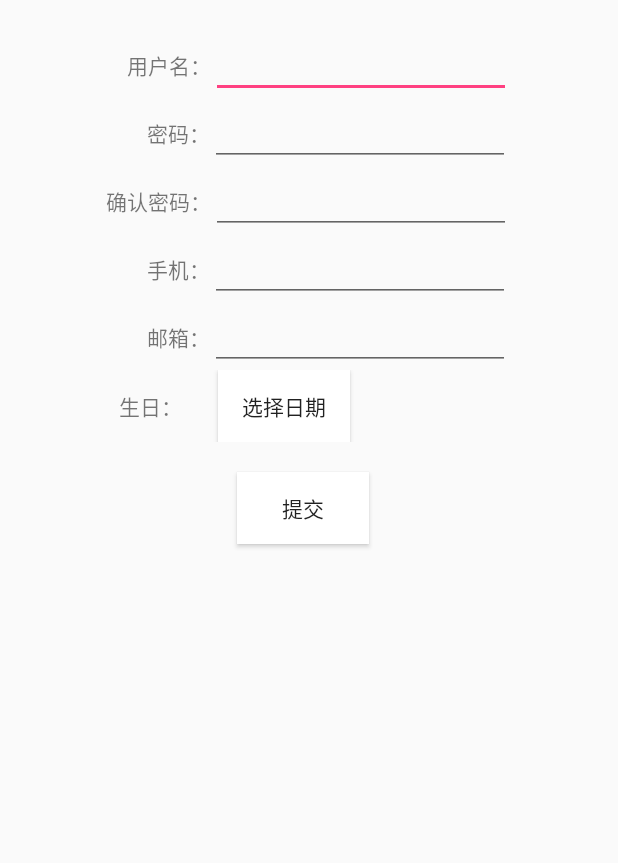
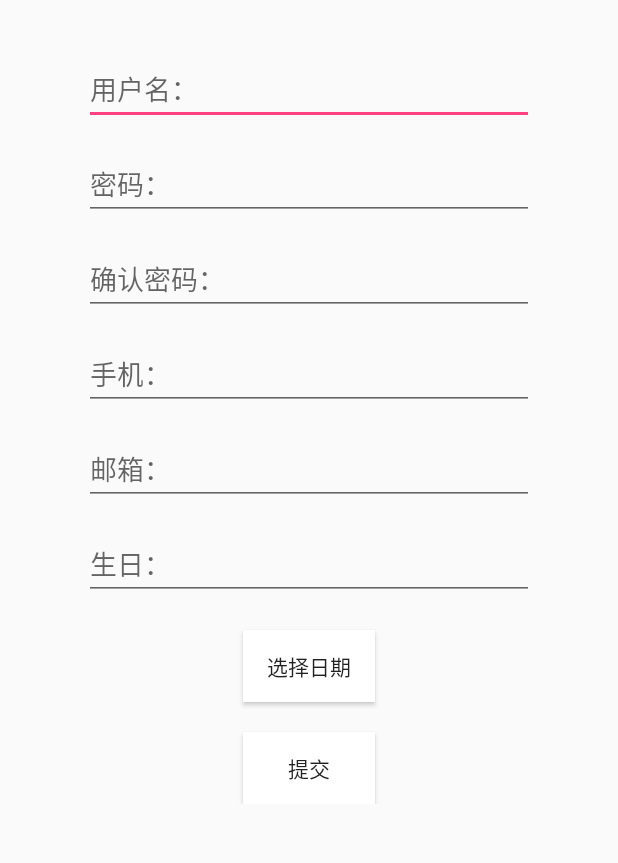
Before and after one commit to Galaxy9572/iFitDiet, an Android app: the RegisterActivity screen opened directly, with no data from a screen before it, on a phone screen of 412 x 824 dp, the part 228-1091 px from its top. Run offline under Robolectric (Android 15) with nearby library versions, the phone set to English and light mode, and no system bars.

Commit message:
2016/09/01：第三次提交，修改登录和注册界面，廖俊瑶

```diff
--- a/app/src/main/AndroidManifest.xml
+++ b/app/src/main/AndroidManifest.xml
@@ -13,6 +13,11 @@
     <uses-feature
         android:name="android.hardware.bluetooth_le"
         android:required="true" />
+
+    <!-- To auto-complete the email text field in the login form with the user's emails -->
+    <uses-permission android:name="android.permission.GET_ACCOUNTS" />
+    <uses-permission android:name="android.permission.READ_PROFILE" />
+    <uses-permission android:name="android.permission.READ_CONTACTS" />
 
     <application
         android:allowBackup="true"
--- a/app/src/main/java/com/orange/ifitdiet/RegisterActivity.java
+++ b/app/src/main/java/com/orange/ifitdiet/RegisterActivity.java
@@ -1,32 +1,59 @@
 package com.orange.ifitdiet;
 
 import android.app.DatePickerDialog;
+import android.content.ContentResolver;
+import android.content.Intent;
 import android.graphics.Bitmap;
+import android.graphics.BitmapFactory;
+import android.net.Uri;
 import android.os.Bundle;
 import android.support.v7.app.AppCompatActivity;
+import android.util.Log;
 import android.view.View;
 import android.widget.Button;
 import android.widget.DatePicker;
 import android.widget.ImageView;
-import android.widget.PopupWindow;
 
-import java.io.File;
+import java.io.FileNotFoundException;
 
 public class RegisterActivity extends AppCompatActivity {
-    private ImageView avator;
-    private PopupWindow mPopupWindow;
-    private View mpopview;
-    private Bitmap photo;
-    private File mAvatorFile;
-    private int CAMERA_RESULT = 100;
-    private int RESULT_LOAD_IMAGE = 200;
-
 
     @Override
     protected void onCreate(Bundle savedInstanceState) {
         super.onCreate(savedInstanceState);
         setContentView(R.layout.activity_register);
         Button btn_birth = (Button) findViewById(R.id.btn_birth);
+        ImageView iv_avator= (ImageView) findViewById(R.id.iv_avator);
+        iv_avator.setOnClickListener(new View.OnClickListener() {
+            @Override
+            public void onClick(View v) {
+                Intent intent = new Intent();
+                /* 开启Pictures画面Type设定为image */
+                intent.setType("image/*");
+                /* 使用Intent.ACTION_GET_CONTENT这个Action */
+                intent.setAction(Intent.ACTION_GET_CONTENT);
+                /* 取得相片后返回本画面 */
+                startActivityForResult(intent, 1);
+            }
+        });
+    }
+
+    @Override
+    protected void onActivityResult(int requestCode, int resultCode, Intent data) {
+        if (resultCode == RESULT_OK) {
+            Uri uri = data.getData();
+            Log.e("uri", uri.toString());
+            ContentResolver cr = this.getContentResolver();
+            try {
+                Bitmap bitmap = BitmapFactory.decodeStream(cr.openInputStream(uri));
+                ImageView imageView = (ImageView) findViewById(R.id.iv_avator);
+                /* 将Bitmap设定到ImageView */
+                imageView.setImageBitmap(bitmap);
+            } catch (FileNotFoundException e) {
+                Log.e("Exception", e.getMessage(),e);
+            }
+        }
+        super.onActivityResult(requestCode, resultCode, data);
     }
 
     protected void chooseDate(View v) {
--- a/app/src/main/res/layout/activity_register.xml
+++ b/app/src/main/res/layout/activity_register.xml
@@ -1,13 +1,20 @@
 <?xml version="1.0" encoding="utf-8"?>
-<RelativeLayout xmlns:android="http://schemas.android.com/apk/res/android"
+
+<ScrollView xmlns:android="http://schemas.android.com/apk/res/android"
     xmlns:tools="http://schemas.android.com/tools"
+    android:id="@+id/scrollView2"
     android:layout_width="match_parent"
     android:layout_height="match_parent"
+    android:layout_alignParentStart="true"
     android:paddingBottom="@dimen/activity_vertical_margin"
     android:paddingLeft="@dimen/activity_horizontal_margin"
     android:paddingRight="@dimen/activity_horizontal_margin"
     android:paddingTop="@dimen/activity_vertical_margin"
     tools:context=".RegisterActivity">
+
+    <RelativeLayout
+        android:layout_width="match_parent"
+        android:layout_height="match_parent">
 
         <ImageView
             android:id="@+id/iv_avator"
@@ -24,17 +31,14 @@
             android:layout_width="match_parent"
             android:layout_height="wrap_content"
             android:layout_below="@id/iv_avator"
+            android:layout_marginTop="15dp"
             android:gravity="center_horizontal">
-
-        <TextView
-            android:layout_width="wrap_content"
-            android:layout_height="wrap_content"
-            android:text="    用户名：" />
 
             <EditText
                 android:id="@+id/et_username"
-            android:layout_width="200dp"
-            android:layout_height="wrap_content" />
+                android:layout_width="300dp"
+                android:layout_height="wrap_content"
+                android:hint="用户名：" />
         </LinearLayout>
 
         <LinearLayout
@@ -42,17 +46,14 @@
             android:layout_width="match_parent"
             android:layout_height="wrap_content"
             android:layout_below="@id/line_username"
+            android:layout_marginTop="15dp"
             android:gravity="center_horizontal">
-
-        <TextView
-            android:layout_width="wrap_content"
-            android:layout_height="wrap_content"
-            android:text="        密码：" />
 
             <EditText
                 android:id="@+id/et_psw"
-            android:layout_width="200dp"
+                android:layout_width="300dp"
                 android:layout_height="wrap_content"
+                android:hint="密码："
                 android:inputType="textPassword"
                 android:maxEms="16"
                 android:minEms="8" />
@@ -63,17 +64,14 @@
             android:layout_width="match_parent"
             android:layout_height="wrap_content"
             android:layout_below="@id/line_psw"
+            android:layout_marginTop="15dp"
             android:gravity="center_horizontal">
-
-        <TextView
-            android:layout_width="wrap_content"
-            android:layout_height="wrap_content"
-            android:text="确认密码：" />
 
             <EditText
                 android:id="@+id/et_cfpsw"
-            android:layout_width="200dp"
+                android:layout_width="300dp"
                 android:layout_height="wrap_content"
+                android:hint="确认密码："
                 android:inputType="textPassword"
                 android:maxEms="16"
                 android:minEms="8" />
@@ -84,18 +82,15 @@
             android:layout_width="match_parent"
             android:layout_height="wrap_content"
             android:layout_below="@id/line_cfpsw"
+            android:layout_marginTop="15dp"
             android:gravity="center_horizontal">
-
-        <TextView
-            android:layout_width="wrap_content"
-            android:layout_height="wrap_content"
-            android:text="        手机：" />
 
             <EditText
                 android:id="@+id/et_phone"
-            android:layout_width="200dp"
+                android:layout_width="300dp"
                 android:layout_height="wrap_content"
                 android:ems="11"
+                android:hint="手机："
                 android:inputType="number" />
         </LinearLayout>
 
@@ -104,18 +99,15 @@
             android:layout_width="match_parent"
             android:layout_height="wrap_content"
             android:layout_below="@id/line_phone"
+            android:layout_marginTop="15dp"
             android:gravity="center_horizontal">
-
-        <TextView
-            android:layout_width="wrap_content"
-            android:layout_height="wrap_content"
-            android:text="        邮箱：" />
 
             <EditText
                 android:id="@+id/et_email"
-            android:layout_width="200dp"
+                android:layout_width="300dp"
                 android:layout_height="wrap_content"
                 android:ems="11"
+                android:hint="邮箱："
                 android:inputType="textEmailAddress" />
         </LinearLayout>
 
@@ -123,32 +115,40 @@
             android:id="@+id/line_birthday"
             android:layout_width="match_parent"
             android:layout_height="wrap_content"
-        android:layout_below="@id/line_email">
+            android:layout_below="@id/line_email"
+            android:layout_marginTop="15dp"
+            android:gravity="center_horizontal">
 
-        <TextView
-            android:layout_width="wrap_content"
+            <EditText
+                android:id="@+id/et_birthday"
+                android:layout_width="300dp"
                 android:layout_height="wrap_content"
-            android:text="                   生日：" />
+                android:ems="11"
+                android:hint="生日："
+                android:editable="false"/>
+
+        </LinearLayout>
 
         <Button
             android:id="@+id/btn_birth"
             android:layout_width="wrap_content"
             android:layout_height="wrap_content"
+            android:background="@color/white"
+            android:layout_centerHorizontal="true"
             android:onClick="chooseDate"
-            android:background="@color/white"
-            android:layout_marginStart="24dp"
-            android:text="选择日期" />
-    </LinearLayout>
+            android:layout_marginTop="20dp"
+            android:text="选择日期"
+            android:layout_below="@id/line_birthday"/>
 
         <Button
             android:id="@+id/button"
             android:layout_width="wrap_content"
             android:layout_height="wrap_content"
-        android:layout_alignEnd="@+id/iv_avator"
-        android:layout_below="@+id/line_birthday"
-        android:background="@color/white"
+            android:layout_below="@+id/btn_birth"
             android:layout_centerHorizontal="true"
             android:layout_marginTop="20dp"
+            android:background="@color/white"
             android:text="提交" />
 
     </RelativeLayout>
+</ScrollView>
```
Also changed, not shown: app/src/main/res/layout/activity_login.xml (+24 -23 lines), app/src/main/res/values/strings.xml (+14 -0 lines). Lines whose indentation alone changed are shown as unchanged.
